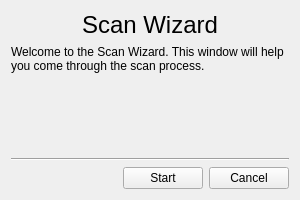
erespebrn/Near_Field_Scanner_GUI, file scanwizard.ui: the form before one commit.
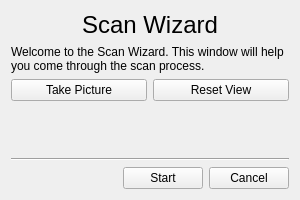
The form after the commit.

Patch:
```diff
--- a/scanwizard.ui
+++ b/scanwizard.ui
@@ -58,7 +58,22 @@
     </widget>
    </item>
    <item>
-    <layout class="QHBoxLayout" name="horizontalLayout"/>
+    <layout class="QHBoxLayout" name="horizontalLayout">
+     <item>
+      <widget class="QPushButton" name="takepic_btn">
+       <property name="text">
+        <string>Take Picture</string>
+       </property>
+      </widget>
+     </item>
+     <item>
+      <widget class="QPushButton" name="resetview_btn">
+       <property name="text">
+        <string>Reset View</string>
+       </property>
+      </widget>
+     </item>
+    </layout>
    </item>
    <item>
     <spacer name="verticalSpacer">
```
